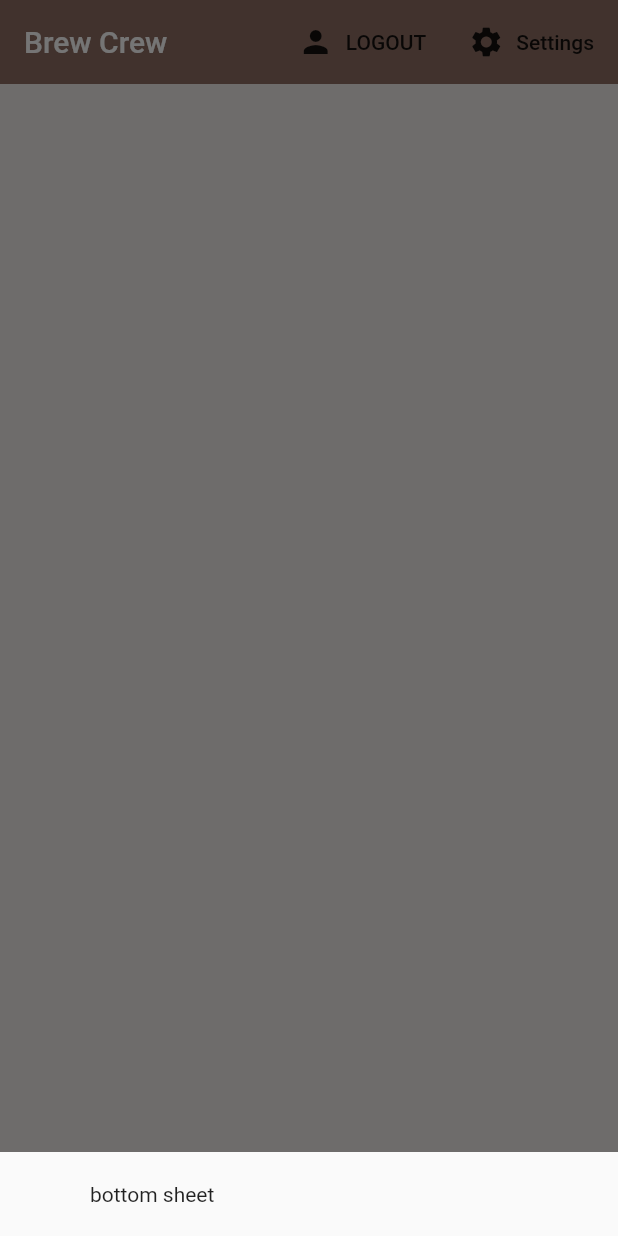
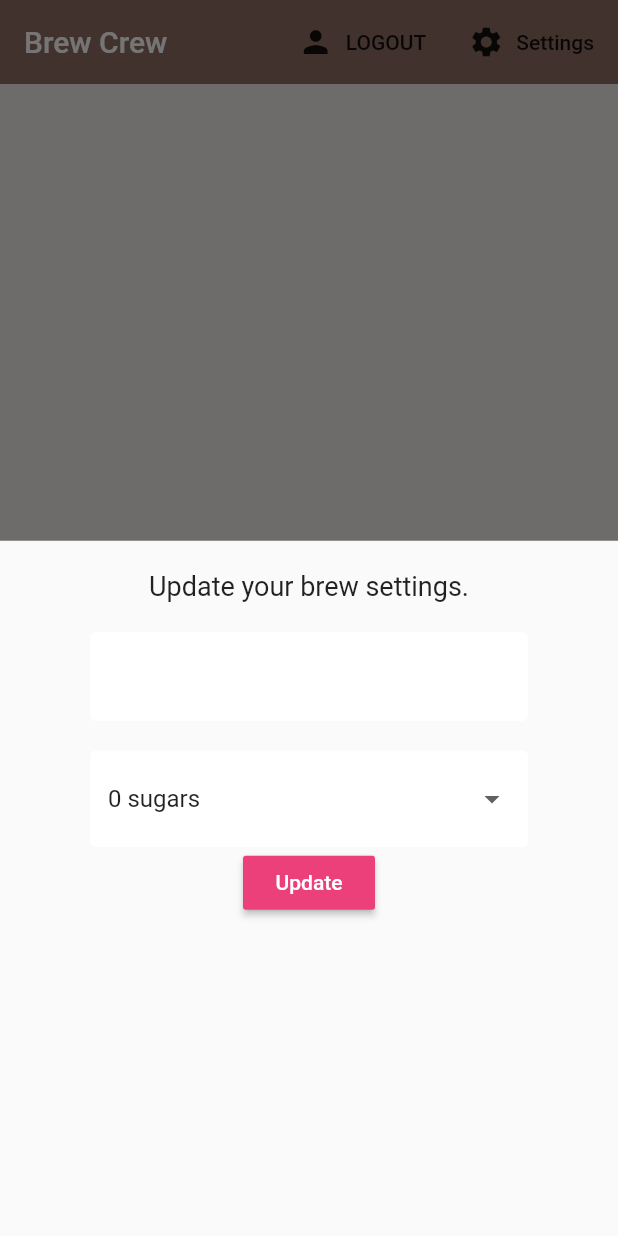
Before and after one commit to DaminduSandaruwan/BrewCrewApp, a Flutter app: the screen it shows once a user with an empty profile is signed in, after a tap on "Settings", on a phone screen of 412 x 824 dp. Run offline on Flutter 3.47's test engine with Material 2 defaults, Android fonts, the phone set to English and light mode, and no system bars; our stand-ins replace cloud_firestore, firebase_auth, flutter_spinkit; accounts and stored records are empty.

Commit message:
Drop Down Done

```diff
--- a/lib/screens/home/home.dart
+++ b/lib/screens/home/home.dart
@@ -1,4 +1,5 @@
 import 'package:brew_crew/models/brew.dart';
+import 'package:brew_crew/screens/home/settings_form.dart';
 import 'package:brew_crew/services/auth.dart';
 import 'package:flutter/material.dart';
 import 'package:brew_crew/services/database.dart';
@@ -18,7 +19,8 @@ class Home extends StatelessWidget {
       showModalBottomSheet(context: context, builder: (context){
         return Container(
           padding: EdgeInsets.symmetric(vertical:20.0, horizontal:60.0),
-          child: Text('bottom sheet'),
+          child: SettingsForm(),
+
         );
       });
     }
--- /dev/null
+++ b/lib/screens/home/settings_form.dart
@@ -0,0 +1,65 @@
+import 'package:flutter/material.dart';
+import 'package:brew_crew/shared/constant.dart';
+
+class SettingsForm extends StatefulWidget {
+  @override
+  _SettingsFormState createState() => _SettingsFormState();
+}
+
+class _SettingsFormState extends State<SettingsForm> {
+
+  final _formKey = GlobalKey<FormState>();
+  final List<String> sugars = ['0','1','2','3','4'];
+
+  String _currentName;
+  String _currentSugars;
+  int _currentStrength;
+
+  @override
+  Widget build(BuildContext context) {
+    return Form(
+      key: _formKey,
+      child: Column(
+        children: <Widget>[
+          Text(
+            'Update your brew settings.',
+            style: TextStyle(fontSize: 18.0),
+          ),
+          SizedBox(height: 20.0),
+          TextFormField(
+            decoration: textInputDecoration,
+            validator: (val) => val.isEmpty ? 'Please enter a name' : null,
+            onChanged: (val) => setState(() => _currentName=val),
+          ),
+          SizedBox(height: 20.0),
+          //DropDown
+          DropdownButtonFormField(
+            decoration: textInputDecoration,
+            value: _currentSugars ?? '0',
+            items: sugars.map((sugar){
+              return DropdownMenuItem(
+                child: Text('$sugar sugars'),
+                value: sugar,
+              );
+            }).toList(),
+            onChanged: (val) => setState(()=> _currentSugars=val)
+          ),
+          //Slider
+          //Button
+          RaisedButton(
+            color: Colors.pink[400],
+            child: Text(
+              'Update',
+              style: TextStyle(color: Colors.white),
+            ),
+            onPressed: () async {
+              print(_currentName);
+              print(_currentSugars);
+              print(_currentStrength);
+            },
+          )
+        ],
+      ),
+    );
+  }
+}
```
